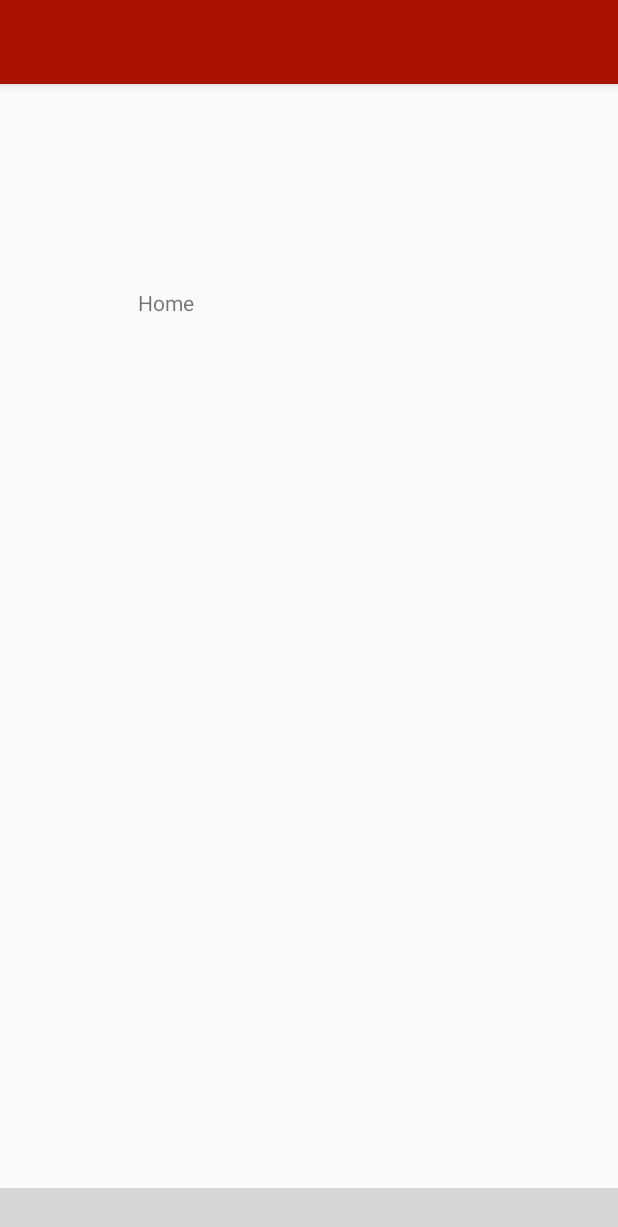
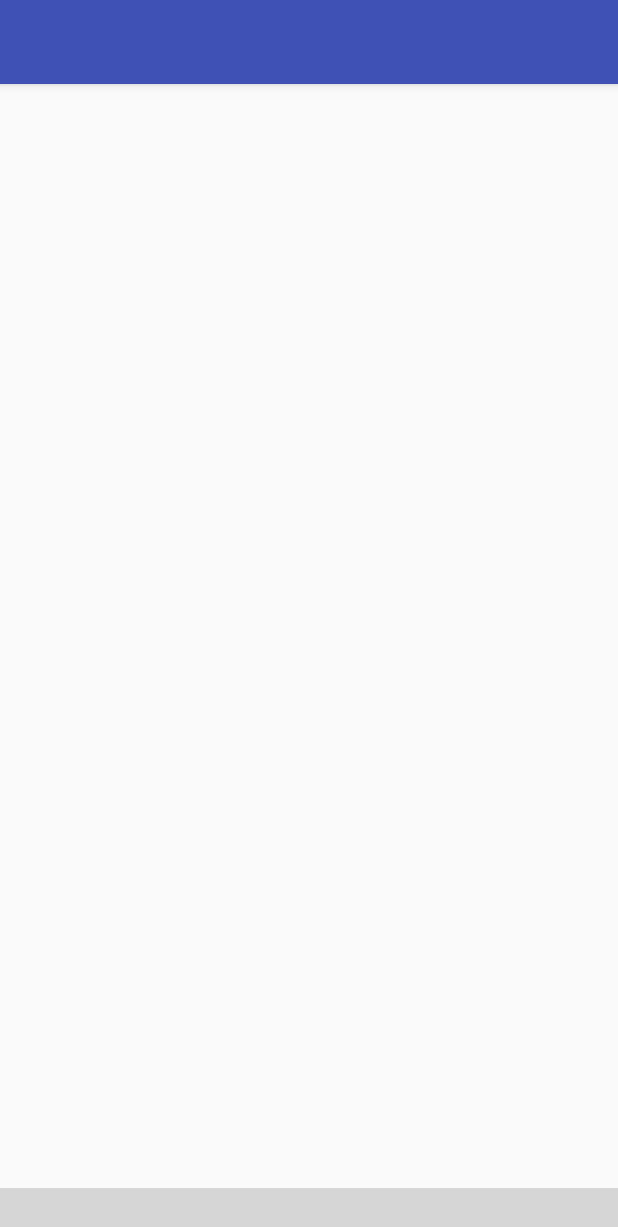
Before and after one commit to nikospc/Pjs4android, an Android app: the layout activity_accueilactivite.xml on its own in the app's theme, with its tools: preview values and no code run, on a phone screen of 412 x 824 dp. Shown: the top 1227 px of the screen. Run offline under Robolectric (Android 15) with nearby library versions, the phone set to English and light mode, and no system bars; plain views replace AHBottomNavigation; grey boxes are pictures that could not be loaded.

Commit message:
page authenti clean

```diff
--- a/app/src/main/res/layout/activity_accueilactivite.xml
+++ b/app/src/main/res/layout/activity_accueilactivite.xml
@@ -11,7 +11,7 @@
         android:id="@+id/toolbaraction"
         android:layout_width="match_parent"
         android:layout_height="?attr/actionBarSize"
-        android:background="@color/rougebordeaux"
+        android:background="@color/colorPrimary"
         android:elevation="4dp"
 
         />
@@ -22,7 +22,7 @@
         android:layout_height="wrap_content"
         android:layout_marginEnd="0dp"
         android:layout_marginStart="0dp"
-        android:background="@color/rougebordeaux"
+        android:background="@color/colorPrimary"
         app:layout_constraintBottom_toBottomOf="parent"
         app:layout_constraintLeft_toLeftOf="parent"
         app:layout_constraintRight_toRightOf="parent"/>
@@ -31,16 +31,8 @@
         android:id="@+id/fragment_container"
         android:layout_width="match_parent"
         android:layout_height="match_parent"
-        android:layout_marginTop="?attr/actionBarSize">
+        android:layout_marginTop="?attr/actionBarSize"
+        android:layout_marginBottom="@dimen/bottom_navigation_height">
 
-        <TextView
-            android:id="@+id/message"
-            android:layout_width="wrap_content"
-            android:layout_height="wrap_content"
-            android:layout_marginLeft="92dp"
-            android:layout_marginTop="136dp"
-            android:text="@string/title_home"
-            app:layout_constraintLeft_toLeftOf="parent"
-            app:layout_constraintTop_toTopOf="parent" />
     </FrameLayout>
 </android.support.constraint.ConstraintLayout>
```
